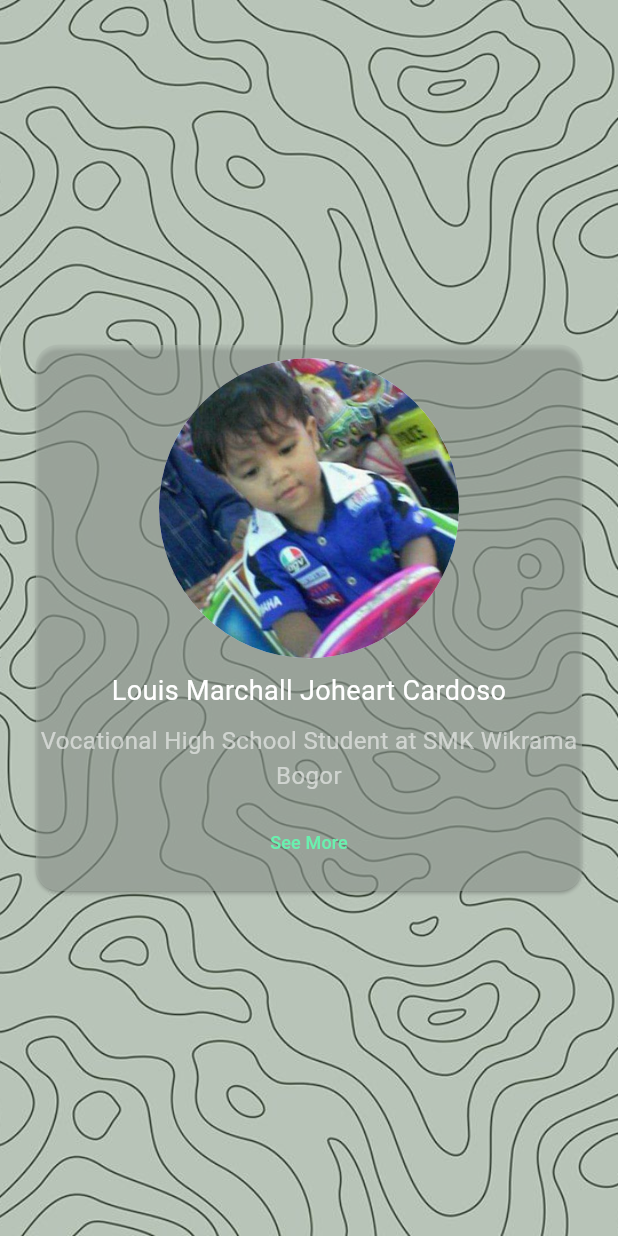
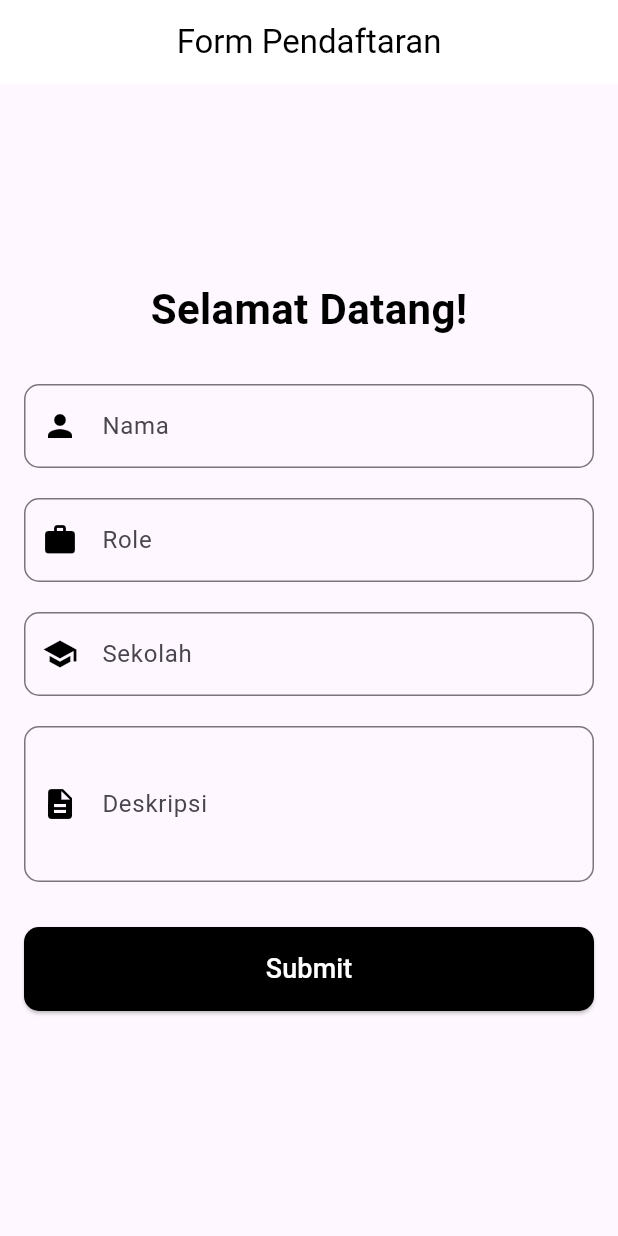
Before and after one commit to ChallX/flutter_profil, a Flutter app: the screen it shows after launch, on a phone screen of 412 x 824 dp. Run offline on Flutter 3.47's test engine with Material 3 defaults, Android fonts, the phone set to English and light mode, and no system bars.

Commit message:
Get Data Flutter

```diff
--- a/lib/main.dart
+++ b/lib/main.dart
@@ -1,70 +1,192 @@
 import 'package:flutter/material.dart';
-import 'Page2.dart';
-void main() => runApp(MaterialApp(
-  debugShowCheckedModeBanner: false,
-  home: home(),
-));
+import 'page2.dart'; // Pastikan AfterLogin sudah ada di sini
 
-class home extends StatelessWidget {
-  const home({ Key? key }) : super(key: key);
+void main() {
+  runApp(const MyApp());
+}
+
+class MyApp extends StatelessWidget {
+  const MyApp({super.key});
+
+  @override
+  Widget build(BuildContext context) {
+    return MaterialApp(
+      title: 'Flutter Demo',
+      theme: ThemeData(
+          // primarySwatch: Colors.black, // Mengubah warna tema menjadi hitam
+      ),
+      home: const MyHomePage(),
+    );
+  }
+}
+
+class MyHomePage extends StatefulWidget {
+  const MyHomePage({super.key});
+
+  @override
+  State<MyHomePage> createState() => _MyHomePageState();
+}
+
+class _MyHomePageState extends State<MyHomePage> {
+  final _formKey = GlobalKey<FormState>(); // Kunci untuk validasi form
+  final TextEditingController _nameController = TextEditingController(); // Controller untuk Nama
+  final TextEditingController _roleController = TextEditingController(); // Controller untuk Role
+  final TextEditingController _schoolController = TextEditingController(); // Controller untuk Sekolah
+  final TextEditingController _descriptionController = TextEditingController(); // Controller untuk Deskripsi
+
   @override
   Widget build(BuildContext context) {
     return Scaffold(
-      body: Container(
-        width: MediaQuery.of(context).size.width,
-        height: MediaQuery.of(context).size.height,
-        decoration: BoxDecoration(
-          image: DecorationImage(
-            image: AssetImage("images/background.jpg"),
-            fit: BoxFit.cover,
-          ),
-        ),
+      appBar: AppBar(
+        title: Text("Form Pendaftaran", style: TextStyle(color: Colors.black)), // Mengubah warna judul AppBar
+        centerTitle: true, // Menempatkan judul di tengah
+        backgroundColor: Colors.white, // Mengubah warna latar belakang AppBar
+      ),
+      body: Center(
+        child: Padding(
+          padding: const EdgeInsets.all(16.0), // Menambahkan padding di sekitar form
+          child: Form(
+            key: _formKey, // Menggunakan kunci form
+            child: Column(
+              mainAxisAlignment: MainAxisAlignment.center,
+              children: <Widget>[
+                // Judul form
+                Text(
+                  "Selamat Datang!",
+                  style: TextStyle(
+                    fontSize: 28,
+                    fontWeight: FontWeight.bold,
+                    color: Colors.black, // Mengubah warna teks menjadi hitam
+                  ),
+                ),
+                SizedBox(height: 30),
 
-        child: Stack(
-          alignment: Alignment.center ,
-          children: <Widget>[
-            Container(
-              width: MediaQuery.of(context).size.width,
-              height: MediaQuery.of(context).size.shortestSide,
-              padding: EdgeInsets.all(20.0),
-              alignment: Alignment.center,
-              child: Card(
-                shape: RoundedRectangleBorder(borderRadius: BorderRadius.circular(15.0),),
-                color: Color.fromRGBO(171, 182, 172, 0.5),
-                child: Center(
-                  child: Column(
-                    mainAxisAlignment: MainAxisAlignment.spaceEvenly,
-                    children: <Widget>[
+                // Input Nama
+                TextFormField(
+                  controller: _nameController, // Controller untuk Nama
+                  decoration: InputDecoration(
+                    labelText: "Nama",
+                    hintText: "Masukkan nama lengkap",
+                    border: OutlineInputBorder(
+                      borderRadius: BorderRadius.circular(10),
+                    ),
+                    prefixIcon: Icon(Icons.person, color: Colors.black), // Ikon untuk Nama
+                  ),
+                  validator: (value) {
+                    if (value == null || value.isEmpty) {
+                      return 'Masukkan nama lengkap Anda';
+                    }
+                    return null;
+                  },
+                ),
+                SizedBox(height: 20), // Spasi antara form
 
-                      CircleAvatar(
-                        radius: 100.0,
-                        backgroundImage:
-                        AssetImage('images/me.jpg'),
-                      ),
-                      Text("Louis Marchall Joheart Cardoso",
-                      textAlign: TextAlign.center,
-                      style: TextStyle(fontSize: 18, color: Colors.white)
-                      ),
-                      Text("Vocational High School Student at SMK Wikrama Bogor",
-                      textAlign: TextAlign.center,
-                      style: TextStyle(fontSize: 16, color: Colors.white54)
-                      ),
+                // Input Role
+                TextFormField(
+                  controller: _roleController, // Controller untuk Role
+                  decoration: InputDecoration(
+                    labelText: "Role",
+                    hintText: "Masukkan peran/jabatan",
+                    border: OutlineInputBorder(
+                      borderRadius: BorderRadius.circular(10),
+                    ),
+                    prefixIcon: Icon(Icons.work, color: Colors.black), // Ikon untuk Role
+                  ),
+                  validator: (value) {
+                    if (value == null || value.isEmpty) {
+                      return 'Masukkan role/jabatan Anda';
+                    }
+                    return null;
+                  },
+                ),
+                SizedBox(height: 20), // Spasi antara form
 
-                      TextButton(onPressed: (){
+                // Input Sekolah
+                TextFormField(
+                  controller: _schoolController, // Controller untuk Sekolah
+                  decoration: InputDecoration(
+                    labelText: "Sekolah",
+                    hintText: "Masukkan nama sekolah",
+                    border: OutlineInputBorder(
+                      borderRadius: BorderRadius.circular(10),
+                    ),
+                    prefixIcon: Icon(Icons.school, color: Colors.black), // Ikon untuk Sekolah
+                  ),
+                  validator: (value) {
+                    if (value == null || value.isEmpty) {
+                      return 'Masukkan nama sekolah Anda';
+                    }
+                    return null;
+                  },
+                ),
+                SizedBox(height: 20), // Spasi antara form
+
+                // Input Deskripsi
+                TextFormField(
+                  controller: _descriptionController, // Controller untuk Deskripsi
+                  maxLines: 3, // Deskripsi bisa lebih dari satu baris
+                  decoration: InputDecoration(
+                    labelText: "Deskripsi",
+                    hintText: "Masukkan deskripsi singkat",
+                    border: OutlineInputBorder(
+                      borderRadius: BorderRadius.circular(10),
+                    ),
+                    prefixIcon: Icon(Icons.description, color: Colors.black), // Ikon untuk Deskripsi
+                  ),
+                  validator: (value) {
+                    if (value == null || value.isEmpty) {
+                      return 'Masukkan deskripsi singkat Anda';
+                    }
+                    return null;
+                  },
+                ),
+                SizedBox(height: 30), // Spasi antara form dan button
+
+                // Button Submit
+                SizedBox(
+                  width: double.infinity, // Mengisi lebar layar
+                  child: ElevatedButton(
+                    onPressed: () {
+                      if (_formKey.currentState!.validate()) {
+                        // Ambil data dari controller
+                        String name = _nameController.text;
+                        String role = _roleController.text;
+                        String school = _schoolController.text;
+                        String description = _descriptionController.text;
+
+                        // Kirim data ke Page2
                         Navigator.push(
                           context,
-                          MaterialPageRoute(builder: (context) => Page2()),
+                          MaterialPageRoute(
+                            builder: (context) => Page2(
+                              name: name,
+                              role: role,
+                              school: school,
+                              description: description,
+                            ),
+                          ),
                         );
-                      }, child:Text('See More',
-                      style: TextStyle(fontSize: 12, color: Colors.greenAccent))
-
+                      }
+                    },
+                    style: ElevatedButton.styleFrom(
+                      backgroundColor: Colors.black, // Mengubah warna tombol menjadi hitam
+                      padding: EdgeInsets.symmetric(vertical: 15), // Ukuran tombol
+                      shape: RoundedRectangleBorder(
+                        borderRadius: BorderRadius.circular(10), // Rounded button
                       ),
-                    ],
+                    ),
+                    child: Text(
+                      "Submit",
+                      style: TextStyle(fontSize: 18, color: Colors.white), // Mengubah warna teks tombol menjadi putih
+                    ),
                   ),
                 ),
-              ),
-            )
-          ]
+
+                // Tambahkan spasi untuk memberikan kesan longgar
+                SizedBox(height: 20),
+              ],
+            ),
+          ),
         ),
       ),
     );
```
Also changed, not shown: lib/Page2.dart (+79 -56 lines), images/Laravel.png (added), images/js.png (added), images/jspng.png (added), images/tailwindcss.png (added), 1 other file.
